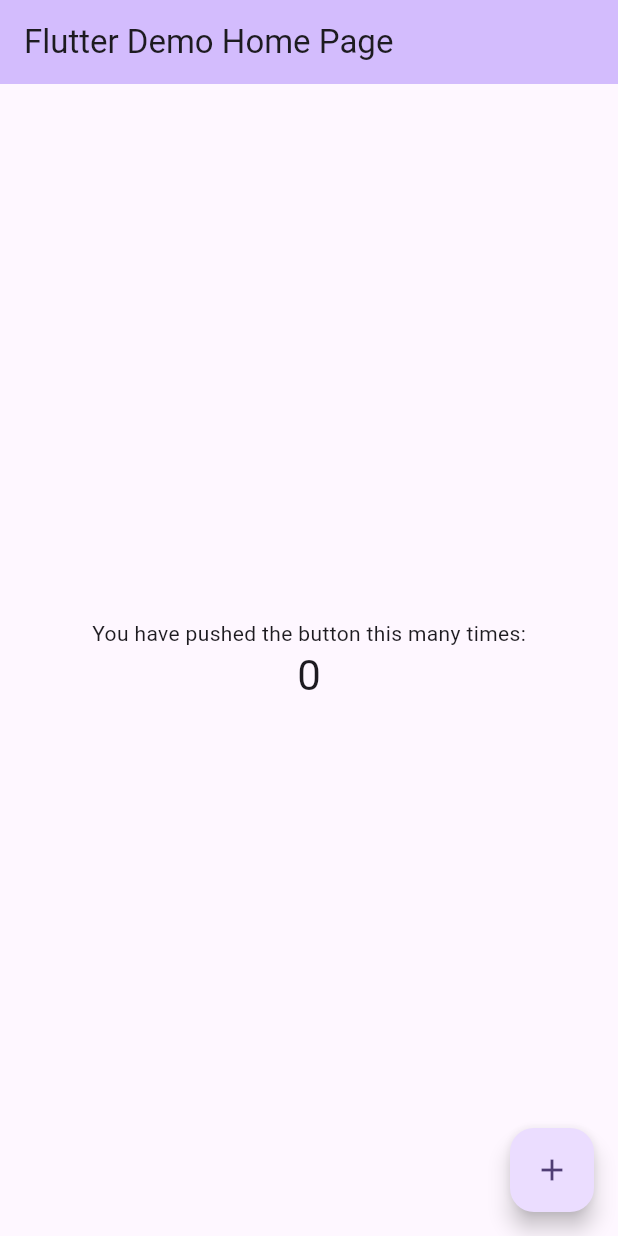
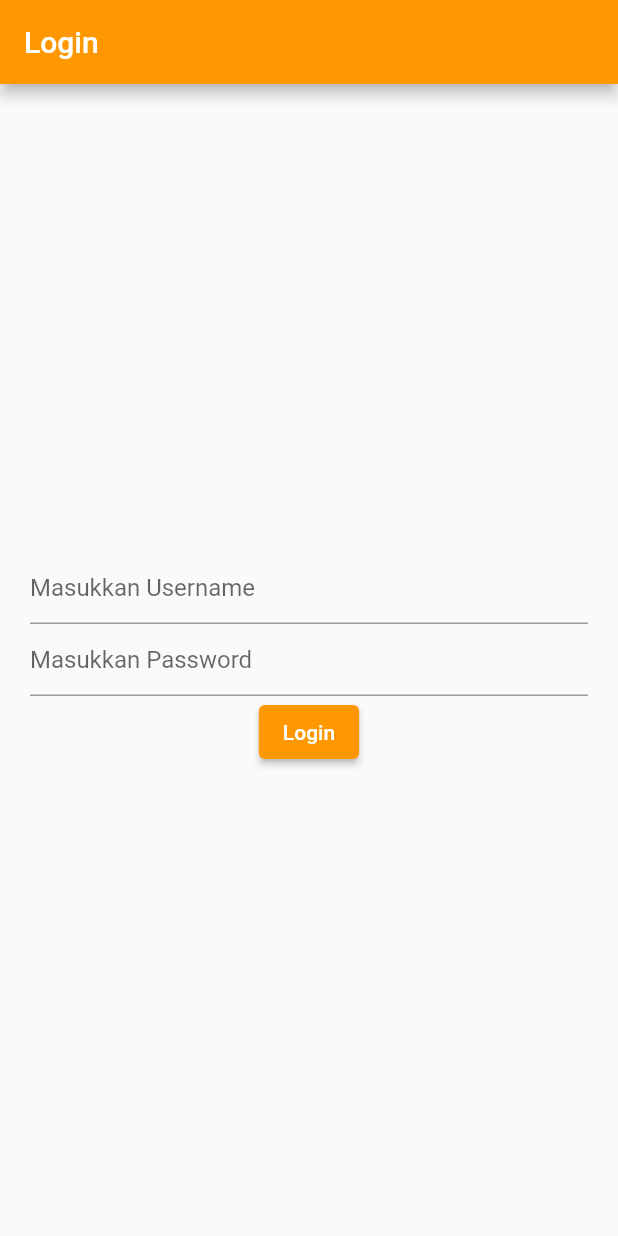
Before and after one commit to adzkykhairany/prakmobile-tugas-3, a Flutter app: the screen it shows after launch, on a phone screen of 412 x 824 dp. Run offline on Flutter 3.47's test engine with Material 2 defaults, Android fonts, the light colour scheme and no system bars; our stand-ins replace shared_preferences.

Commit message:
commit kedua

```diff
--- /dev/null
+++ b/lib/login_page.dart
@@ -0,0 +1,97 @@
+import 'package:flutter/material.dart';
+import 'package:prak3/home_page.dart';
+import 'package:shared_preferences/shared_preferences.dart';
+
+class LoginPage extends StatefulWidget {
+  const LoginPage({super.key});
+
+  @override
+  // ignore: library_private+types_in_public_api
+  _LoginPageState createState() => _LoginPageState();
+}
+
+class _LoginPageState extends State<LoginPage> {
+  final TextEditingController _usernameController = TextEditingController();
+  final TextEditingController _passwordController = TextEditingController();
+  // ignore: prefer_typing_uninitialized_variables
+  var namauser;
+
+  void _saveUsername() async {
+    // Inisialisasi Share Preferences
+    SharedPreferences prefs = await SharedPreferences.getInstance();
+    // Simpan Username ke local storage
+    prefs.setString('username', _usernameController.text);
+  }
+
+  _showInput(namacontroller, placeholder, isPassword) {
+    return TextField(
+      controller: namacontroller,
+      obscureText: isPassword,
+      decoration: InputDecoration(
+        hintText: placeholder,
+      ),
+    );
+  }
+
+  _showDialog(pesan, alamat) {
+    return showDialog(
+        context: context,
+        builder: (context) {
+          return AlertDialog(
+            title: Text(pesan),
+            actions: [
+              TextButton(
+                child: const Text('OK'),
+                onPressed: () {
+                  Navigator.push(
+                    context,
+                    MaterialPageRoute(
+                      builder: (context) => alamat,
+                    ),
+                  );
+                },
+              ),
+            ],
+          );
+        });
+  }
+
+  @override
+  Widget build(BuildContext context) {
+    return Scaffold(
+      appBar: AppBar(
+        title: const Text('Login'),
+        backgroundColor: Colors.orange,
+      ),
+      body: Container(
+        padding: const EdgeInsets.all(20),
+        child: Column(
+          mainAxisAlignment: MainAxisAlignment.center,
+          children: [
+            _showInput(_usernameController, 'Masukkan Username', false),
+            _showInput(_passwordController, 'Masukkan Password', true),
+            ElevatedButton(
+              child: const Text('Login'),
+              onPressed: () {
+                if (_usernameController.text == 'admin' &&
+                    _passwordController.text == 'admin') {
+                  //save Username
+                  _saveUsername();
+                  //show alert
+                  _showDialog('Anda Berhasil Login', const HomePage());
+                } else {
+                  //show alert
+                  _showDialog('Username dan Password Salah', const LoginPage());
+                }
+              },
+              style: ElevatedButton.styleFrom(
+                primary: Colors
+                    .orange, // Ubah warna latar belakang tombol sesuai yang Anda inginkan
+              ),
+            ),
+          ],
+        ),
+      ),
+    );
+  }
+}
--- a/lib/main.dart
+++ b/lib/main.dart
@@ -1,4 +1,5 @@
 import 'package:flutter/material.dart';
+import 'package:prak3/login_page.dart';
 
 void main() {
   runApp(const MyApp());
@@ -7,119 +8,11 @@ void main() {
 class MyApp extends StatelessWidget {
   const MyApp({super.key});
 
-  // This widget is the root of your application.
   @override
   Widget build(BuildContext context) {
-    return MaterialApp(
-      title: 'Flutter Demo',
-      theme: ThemeData(
-        // This is the theme of your application.
-        //
-        // TRY THIS: Try running your application with "flutter run". You'll see
-        // the application has a blue toolbar. Then, without quitting the app,
-        // try changing the seedColor in the colorScheme below to Colors.green
-        // and then invoke "hot reload" (save your changes or press the "hot
-        // reload" button in a Flutter-supported IDE, or press "r" if you used
-        // the command line to start the app).
-        //
-        // Notice that the counter didn't reset back to zero; the application
-        // state is not lost during the reload. To reset the state, use hot
-        // restart instead.
-        //
-        // This works for code too, not just values: Most code changes can be
-        // tested with just a hot reload.
-        colorScheme: ColorScheme.fromSeed(seedColor: Colors.deepPurple),
-        useMaterial3: true,
-      ),
-      home: const MyHomePage(title: 'Flutter Demo Home Page'),
+    return const MaterialApp(
+      title: 'Flutter Menu',
+      home: LoginPage(),
     );
   }
 }
-
-class MyHomePage extends StatefulWidget {
-  const MyHomePage({super.key, required this.title});
-
-  // This widget is the home page of your application. It is stateful, meaning
-  // that it has a State object (defined below) that contains fields that affect
-  // how it looks.
-
-  // This class is the configuration for the state. It holds the values (in this
-  // case the title) provided by the parent (in this case the App widget) and
-  // used by the build method of the State. Fields in a Widget subclass are
-  // always marked "final".
-
-  final String title;
-
-  @override
-  State<MyHomePage> createState() => _MyHomePageState();
-}
-
-class _MyHomePageState extends State<MyHomePage> {
-  int _counter = 0;
-
-  void _incrementCounter() {
-    setState(() {
-      // This call to setState tells the Flutter framework that something has
-      // changed in this State, which causes it to rerun the build method below
-      // so that the display can reflect the updated values. If we changed
-      // _counter without calling setState(), then the build method would not be
-      // called again, and so nothing would appear to happen.
-      _counter++;
-    });
-  }
-
-  @override
-  Widget build(BuildContext context) {
-    // This method is rerun every time setState is called, for instance as done
-    // by the _incrementCounter method above.
-    //
-    // The Flutter framework has been optimized to make rerunning build methods
-    // fast, so that you can just rebuild anything that needs updating rather
-    // than having to individually change instances of widgets.
-    return Scaffold(
-      appBar: AppBar(
-        // TRY THIS: Try changing the color here to a specific color (to
-        // Colors.amber, perhaps?) and trigger a hot reload to see the AppBar
-        // change color while the other colors stay the same.
-        backgroundColor: Theme.of(context).colorScheme.inversePrimary,
-        // Here we take the value from the MyHomePage object that was created by
-        // the App.build method, and use it to set our appbar title.
-        title: Text(widget.title),
-      ),
-      body: Center(
-        // Center is a layout widget. It takes a single child and positions it
-        // in the middle of the parent.
-        child: Column(
-          // Column is also a layout widget. It takes a list of children and
-          // arranges them vertically. By default, it sizes itself to fit its
-          // children horizontally, and tries to be as tall as its parent.
-          //
-          // Column has various properties to control how it sizes itself and
-          // how it positions its children. Here we use mainAxisAlignment to
-          // center the children vertically; the main axis here is the vertical
-          // axis because Columns are vertical (the cross axis would be
-          // horizontal).
-          //
-          // TRY THIS: Invoke "debug painting" (choose the "Toggle Debug Paint"
-          // action in the IDE, or press "p" in the console), to see the
-          // wireframe for each widget.
-          mainAxisAlignment: MainAxisAlignment.center,
-          children: <Widget>[
-            const Text(
-              'You have pushed the button this many times:',
-            ),
-            Text(
-              '$_counter',
-              style: Theme.of(context).textTheme.headlineMedium,
-            ),
-          ],
-        ),
-      ),
-      floatingActionButton: FloatingActionButton(
-        onPressed: _incrementCounter,
-        tooltip: 'Increment',
-        child: const Icon(Icons.add),
-      ), // This trailing comma makes auto-formatting nicer for build methods.
-    );
-  }
-}
--- a/pubspec.yaml
+++ b/pubspec.yaml
@@ -1,4 +1,4 @@
-name: prakmobile_tugas_3
+name: prak3
 description: A new Flutter project.
 # The following line prevents the package from being accidentally published to
 # pub.dev using `flutter pub publish`. This is preferred for private packages.
@@ -35,6 +35,7 @@ dependencies:
   # The following adds the Cupertino Icons font to your application.
   # Use with the CupertinoIcons class for iOS style icons.
   cupertino_icons: ^1.0.2
+  shared_preferences: ^2.0.17
 
 dev_dependencies:
   flutter_test:
```
Also changed, not shown: lib/home_page.dart (added, +39 -0 lines), lib/jadwal_page.dart (added, +102 -0 lines), lib/side_menu.dart (added, +46 -0 lines), pubspec.lock, 2 other files.
